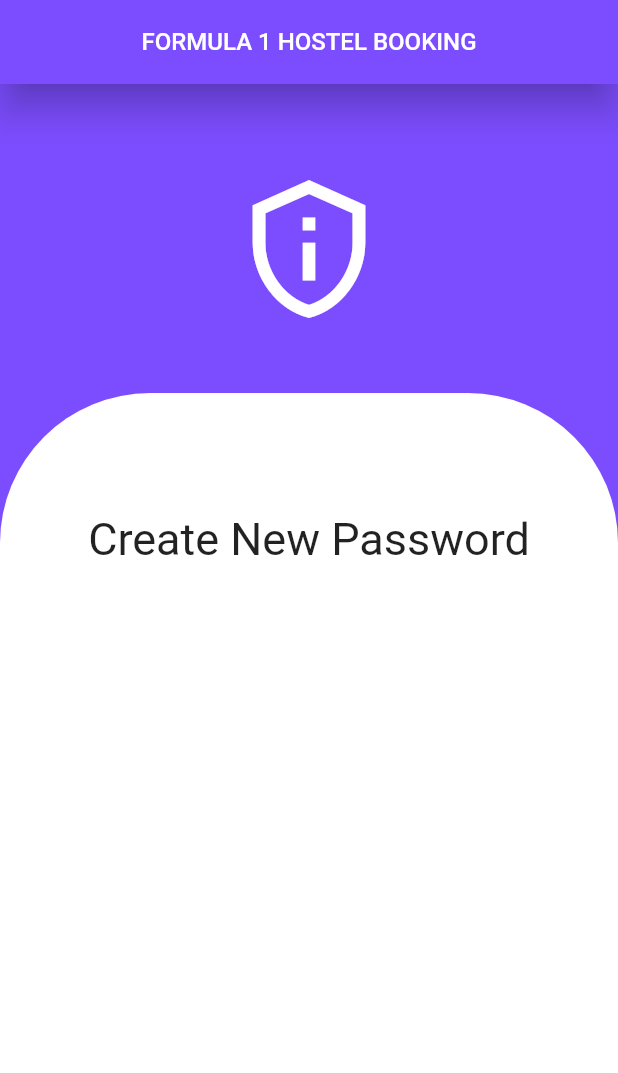
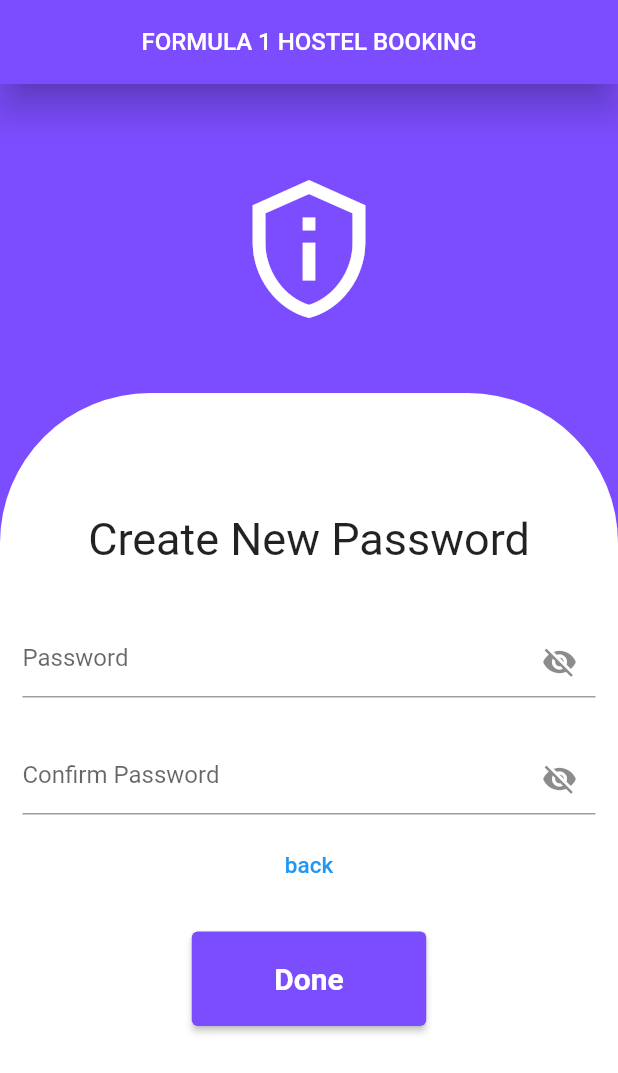
Before and after one commit to Formula-1-One/Formula1-Hostel-Booking-Frontend, a Flutter app: the ManagerCreatePassword screen opened directly, on a phone screen of 412 x 824 dp. Shown: the top 1073 px of the screen. Run offline on Flutter 3.47's test engine with Material 2 defaults, Android fonts, the phone set to English and light mode, and no system bars; our stand-ins replace carousel_pro, get, hexcolor, otp_text_field, pdf, printing.

Commit message:
manager update 6

```diff
--- a/lib/pages_manager/manager_create_password.dart
+++ b/lib/pages_manager/manager_create_password.dart
@@ -1,14 +1,25 @@
 // ignore_for_file: prefer_const_constructors, prefer_const_literals_to_create_immutables
 
 import 'package:flutter/material.dart';
+import 'package:hostel_booking_app_ui_f1/pages_manager/login.dart';
+import 'package:hostel_booking_app_ui_f1/pages_manager/manager_forgot_password.dart';
 
 void main() => runApp(MaterialApp(
   debugShowCheckedModeBanner: false,
   home:ManagerCreatePassword() ,
 ));
 
-class ManagerCreatePassword extends StatelessWidget {
+class ManagerCreatePassword extends StatefulWidget {
   const ManagerCreatePassword({Key? key}) : super(key: key);
+
+  @override
+  State<ManagerCreatePassword> createState() => _ManagerCreatePasswordState();
+}
+
+class _ManagerCreatePasswordState extends State<ManagerCreatePassword> {
+  bool hide = true;
+  TextEditingController password = TextEditingController();
+  TextEditingController confirmPassword = TextEditingController();
 
   @override
   Widget build(BuildContext context) {
@@ -55,6 +66,77 @@ class ManagerCreatePassword extends StatelessWidget {
                 fontSize: 30
             ),
           ),
+              SizedBox(height: 40.0,),
+              TextField(
+                controller: password,
+                obscureText: hide,
+                decoration: InputDecoration(
+                    hintText: 'Password',
+                    suffixIcon: IconButton(
+                      onPressed: (){
+                        setState(() {
+                          hide= !hide;
+                        });
+                      },
+                      icon:hide? Icon(Icons.visibility_off):
+                      Icon(Icons.visibility),
+                    )
+                ),
+              ),
+              SizedBox(height: 30.0,),
+              TextField(
+                controller: confirmPassword,
+                obscureText: hide,
+                decoration: InputDecoration(
+                    hintText: 'Confirm Password',
+                    suffixIcon: IconButton(
+                      onPressed: (){
+                        setState(() {
+                          hide= !hide;
+                        });
+                      },
+                      icon:hide? Icon(Icons.visibility_off):
+                      Icon(Icons.visibility),
+                    )
+                ),
+              ),
+              SizedBox(height: 10.0,),
+
+              TextButton(
+                onPressed: (){
+                Navigator.push(context, MaterialPageRoute(builder: (context) => ManagerForgotPassword()));
+              },
+                child: Text(
+                  "back",
+                  style: TextStyle(fontSize: 15,
+                  color: Colors.blue),
+                ),),
+              SizedBox(height: 20.0,),
+              Center(
+                child: ElevatedButton(
+                  style: TextButton.styleFrom(
+                    backgroundColor: Colors.deepPurpleAccent,
+                    padding: EdgeInsets.symmetric(horizontal: 55,vertical: 20),
+                  ),
+                  onPressed: (){
+                    if(password.text != confirmPassword.text){
+                      showDialog(context: context, builder: (context){
+                        return AlertDialog(
+                          title: Text('Alert!!!'),
+                          content: Text('Passwords do not match'),
+                        );
+                      }
+                      );}
+                    Navigator.push(context, MaterialPageRoute(builder: (context) => ManagerLoginPage()));
+                  },
+                  child: Text(
+                    'Done',
+                    style: TextStyle(
+                        fontSize: 20.0,
+                        fontWeight: FontWeight.bold
+                    ),
+                  ),),
+              ),
         ])
         ),
 
```
